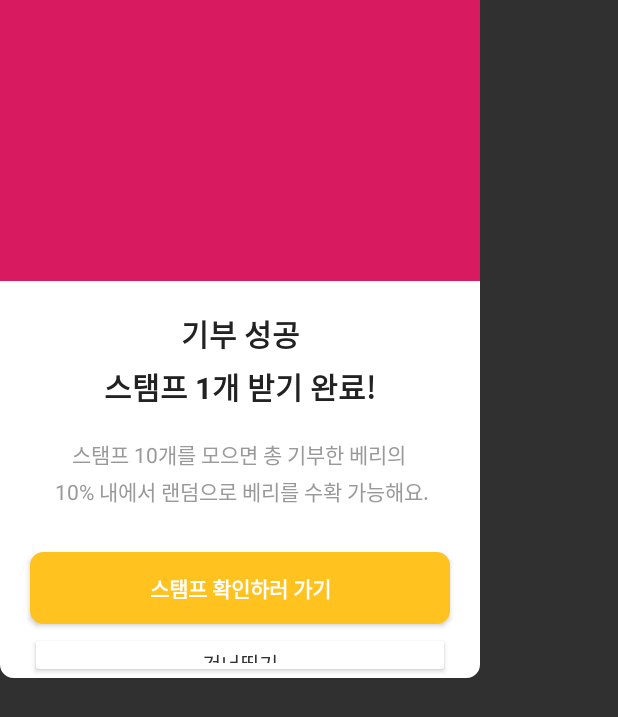
After one commit to JJACK-JJACK/Android, an Android app: the layout dialog_donate_payment.xml on its own in the app's theme, with its tools: preview values and no code run, on a phone screen of 412 x 824 dp. The commit adds this screen. Shown: the top 717 px of the screen. Run offline under Robolectric (Android 15) with nearby library versions, the phone set to English and light mode, and no system bars.

Commit message:
add berry charge dialog

```diff
--- a/app/src/main/res/drawable/radius.xml
+++ b/app/src/main/res/drawable/radius.xml
@@ -1,6 +1,6 @@
 <?xml version="1.0" encoding="utf-8"?>
 <shape xmlns:android="http://schemas.android.com/apk/res/android"
-       android:shape="rectangle" android:padding = "10dp">
+       android:shape="rectangle">
     <solid android:color="#ffffff"></solid>
     <corners
             android:radius="8dp">
--- /dev/null
+++ b/app/src/main/res/layout/dialog_donate_payment.xml
@@ -0,0 +1,58 @@
+<?xml version="1.0" encoding="utf-8"?>
+<LinearLayout
+        xmlns:android="http://schemas.android.com/apk/res/android"
+        xmlns:app="http://schemas.android.com/apk/res-auto" android:orientation="vertical"
+        android:layout_width="320dp"
+        android:layout_height="452dp"
+        android:backgroundTint="#ffffff"
+        android:background="@drawable/radius"
+        android:gravity="center_horizontal">
+
+    <ImageView
+            android:layout_width="320dp"
+            android:layout_height="187dp"
+            app:srcCompat="@color/colorAccent"
+            android:id="@+id/imageView3"
+            android:layout_marginBottom="20dp"/>
+    <TextView
+            android:layout_width="wrap_content"
+            android:layout_height="wrap_content"
+            android:textSize="20sp"
+            android:textColor="#222222"
+            android:lineSpacingExtra="5.5sp"
+            android:gravity="center_horizontal"
+            android:text="기부 성공\n스탬프 1개 받기 완료!"
+            android:textStyle="bold"
+            android:layout_marginBottom="20dp"/>
+
+    <TextView
+            android:layout_width="wrap_content"
+            android:layout_height="wrap_content"
+            android:textSize="14sp"
+            android:textColor="#999999"
+            android:lineSpacingExtra="4sp"
+            android:gravity="center_horizontal"
+            android:text="스탬프 10개를 모으면 총 기부한 베리의\n 10% 내에서 랜덤으로 베리를 수확 가능해요."
+            android:layout_marginBottom="30dp"/>
+    <Button
+            android:textSize="14sp"
+            android:textColor="#ffffff"
+            android:text="스탬프 확인하러 가기"
+            android:textStyle="bold"
+            android:layout_width="280dp"
+            android:layout_height="wrap_content"
+            android:backgroundTint="#ffc21f"
+            android:background="@drawable/radius"
+            android:id="@+id/button3"
+            android:layout_marginBottom="5dp"/>
+
+    <Button
+            android:text="건너뛰기"
+            android:textSize="14sp"
+            android:textColor="#333333"
+            android:backgroundTint="#ffffff"
+            android:layout_width="280dp"
+            android:layout_height="wrap_content"
+            android:id="@+id/button4"/>
+
+</LinearLayout>
```
